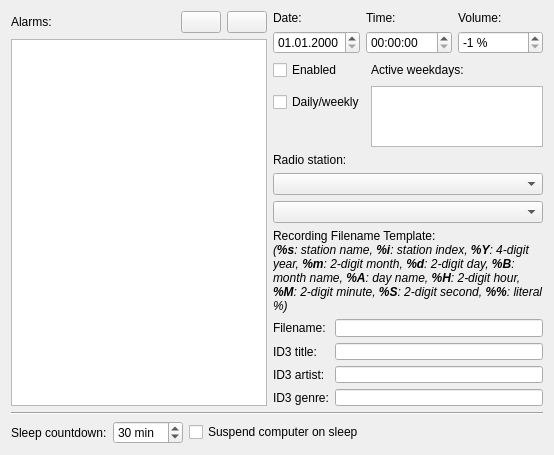
First picture: the form in plugins/timecontrol/timecontrol-configuration-ui.ui, repository pbek/kradio, before the edit.
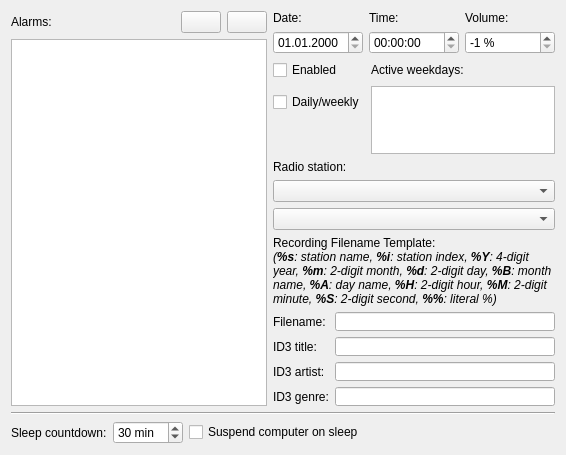
Second picture: the form after the edit. Custom widgets are drawn as their Qt base class.

What changed in the file:
```diff
--- a/plugins/timecontrol/timecontrol-configuration-ui.ui
+++ b/plugins/timecontrol/timecontrol-configuration-ui.ui
@@ -6,7 +6,7 @@
    <rect>
     <x>0</x>
     <y>0</y>
-    <width>554</width>
+    <width>566</width>
     <height>455</height>
    </rect>
   </property>
@@ -258,7 +258,11 @@
       </widget>
      </item>
      <item>
-      <widget class="QComboBox" name="comboStationSelection"/>
+      <widget class="QComboBox" name="comboStationSelection">
+       <property name="minimumContentsLength">
+        <number>10</number>
+       </property>
+      </widget>
      </item>
      <item>
       <widget class="QComboBox" name="comboAlarmType"/>
```
